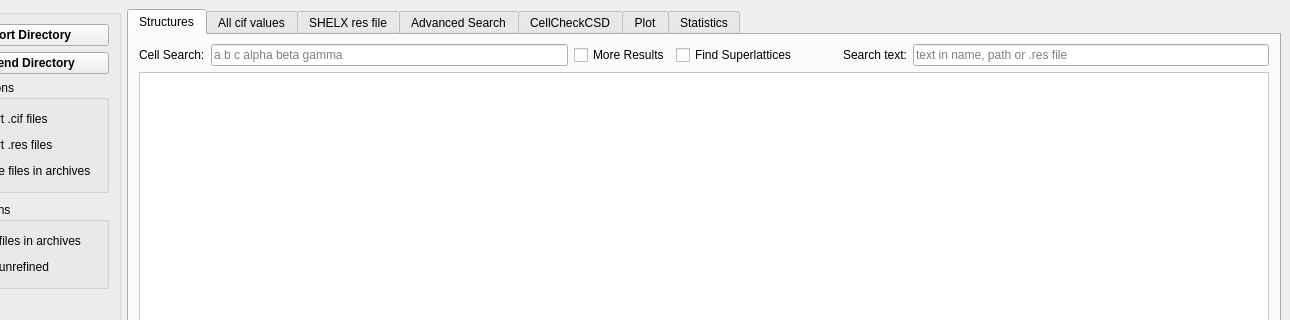
This is src/structurefinder/gui/strf_main.ui in dkratzert/StructureFinder as Qt 5 draws it before an edit; both pictures show x 81 to 1371 and y 0 to 320 of the 1371 by 760 pixel window. The edited form follows.
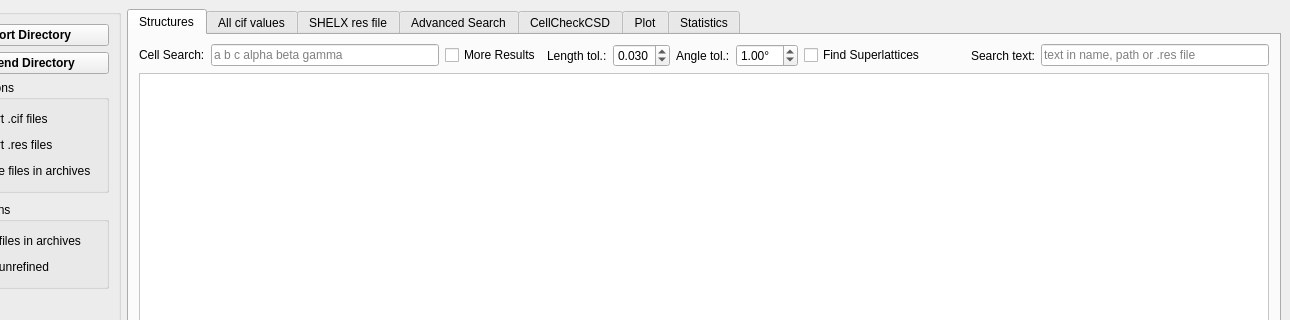
This is the edited form. The open tabs and pages were chosen to show the change. Custom widgets are drawn as their Qt base class.

Commit message: Enhance search functionality by adding adjustable length and angle tolerance parameters in the UI

```diff
--- a/src/structurefinder/gui/strf_main.ui
+++ b/src/structurefinder/gui/strf_main.ui
@@ -1123,7 +1123,7 @@
                </spacer>
               </item>
               <item row="0" column="0" colspan="7">
-               <layout class="QHBoxLayout" name="searchLayout" stretch="0,0,0,0,0,0,0">
+               <layout class="QHBoxLayout" name="searchLayout" stretch="0,0,0,0,0,0,0,0,0,0,0">
                 <property name="sizeConstraint">
                  <enum>QLayout::SizeConstraint::SetDefaultConstraint</enum>
                 </property>
@@ -1177,6 +1177,73 @@
                   </property>
                  </widget>
                 </item>
+                <item>
+                 <widget class="QLabel" name="ltolLabel">
+                  <property name="toolTip">
+                   <string>&lt;html&gt;&lt;head/&gt;&lt;body&gt;&lt;p&gt;Relative length tolerance for the unit cell comparison.&lt;/p&gt;&lt;/body&gt;&lt;/html&gt;</string>
+                  </property>
+                  <property name="text">
+                   <string>Length tol.:</string>
+                  </property>
+                 </widget>
+                </item>
+                <item>
+                 <widget class="QDoubleSpinBox" name="ltolSpinBox">
+                  <property name="toolTip">
+                   <string>&lt;html&gt;&lt;head/&gt;&lt;body&gt;&lt;p&gt;Relative length tolerance for the unit cell comparison. 0.03 means the cell edges may differ by 3%.&lt;/p&gt;&lt;/body&gt;&lt;/html&gt;</string>
+                  </property>
+                  <property name="decimals">
+                   <number>3</number>
+                  </property>
+                  <property name="minimum">
+                   <double>0.001000000000000</double>
+                  </property>
+                  <property name="maximum">
+                   <double>1.000000000000000</double>
+                  </property>
+                  <property name="singleStep">
+                   <double>0.005000000000000</double>
+                  </property>
+                  <property name="value">
+                   <double>0.030000000000000</double>
+                  </property>
+                 </widget>
+                </item>
+                <item>
+                 <widget class="QLabel" name="atolLabel">
+                  <property name="toolTip">
+                   <string>&lt;html&gt;&lt;head/&gt;&lt;body&gt;&lt;p&gt;Angle tolerance in degrees for the unit cell comparison.&lt;/p&gt;&lt;/body&gt;&lt;/html&gt;</string>
+                  </property>
+                  <property name="text">
+                   <string>Angle tol.:</string>
+                  </property>
+                 </widget>
+                </item>
+                <item>
+                 <widget class="QDoubleSpinBox" name="atolSpinBox">
+                  <property name="toolTip">
+                   <string>&lt;html&gt;&lt;head/&gt;&lt;body&gt;&lt;p&gt;Angle tolerance in degrees for the unit cell comparison.&lt;/p&gt;&lt;/body&gt;&lt;/html&gt;</string>
+                  </property>
+                  <property name="suffix">
+                   <string>°</string>
+                  </property>
+                  <property name="decimals">
+                   <number>2</number>
+                  </property>
+                  <property name="minimum">
+                   <double>0.010000000000000</double>
+                  </property>
+                  <property name="maximum">
+                   <double>90.000000000000000</double>
+                  </property>
+                  <property name="singleStep">
+                   <double>0.100000000000000</double>
+                  </property>
+                  <property name="value">
+                   <double>1.000000000000000</double>
+                  </property>
+                 </widget>
+                </item>
                 <item>
                  <widget class="QCheckBox" name="sublattCheckbox">
                   <property name="toolTip">
```
Left out of the diff: 53 changed lines with no effect on the pictures. The commit also changes 4 other files.
